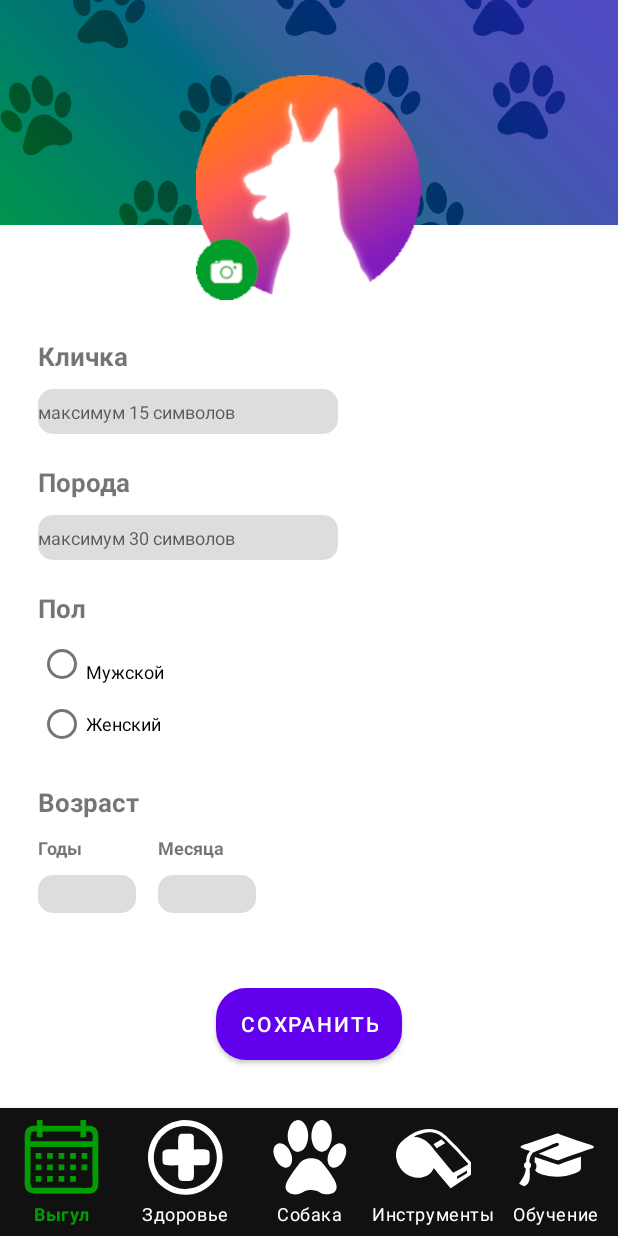
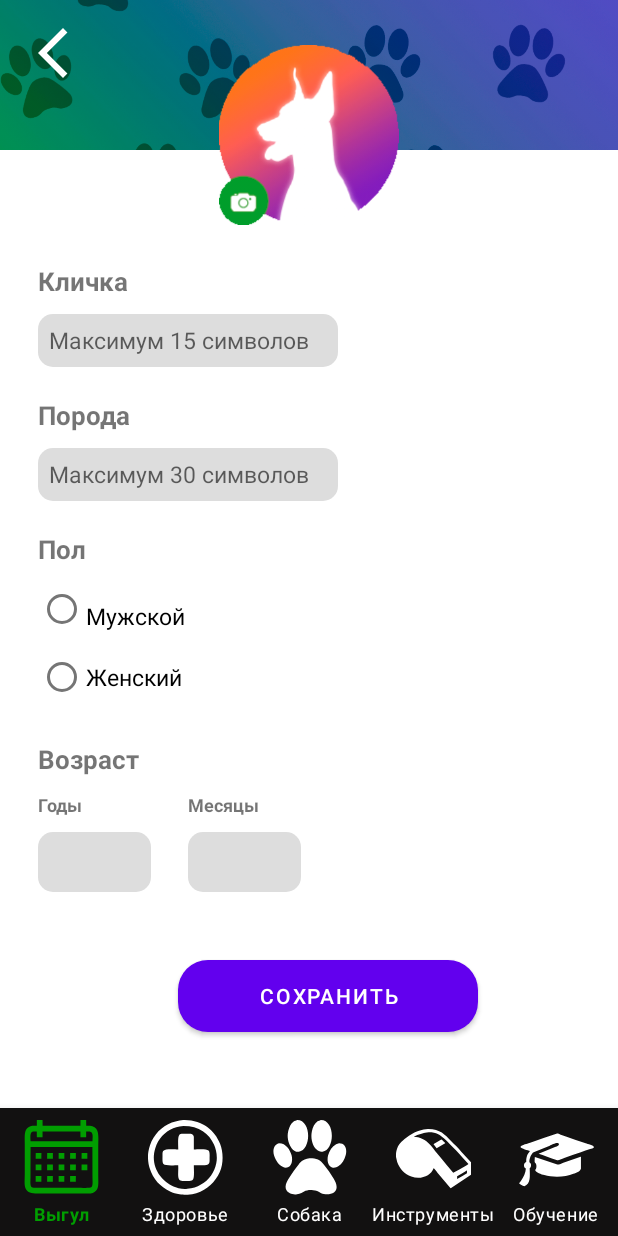
Before and after one commit to ferr4h/Woof-woof, an Android app: the fragment ChangeProfileFragment placed in its activity, on a phone screen of 412 x 824 dp. Run offline under Robolectric (Android 15) with nearby library versions, the phone set to English and light mode, and no system bars.

Commit message:
profile save added

```diff
--- /dev/null
+++ b/app/src/main/res/drawable/arrow_back_ios.xml
@@ -0,0 +1,5 @@
+<vector android:height="24dp" android:tint="#FFFFFF"
+    android:viewportHeight="24" android:viewportWidth="24"
+    android:width="24dp" xmlns:android="http://schemas.android.com/apk/res/android">
+    <path android:fillColor="@android:color/white" android:pathData="M17.77,3.77l-1.77,-1.77l-10,10l10,10l1.77,-1.77l-8.23,-8.23z"/>
+</vector>
--- a/app/src/main/res/drawable/buttons_style.xml
+++ b/app/src/main/res/drawable/buttons_style.xml
@@ -2,7 +2,7 @@
     android:shape="rectangle">
     <corners android:radius="20dp" />
     <gradient android:angle="45"
-    android:startColor="#5fcf2d"
-    android:endColor="#4644e5"
-    android:type="linear" />
+        android:startColor="#5fcf2d"
+        android:endColor="#4644e5"
+        android:type="linear" />
 </shape>
--- a/app/src/main/res/layout/fragment_change_profile.xml
+++ b/app/src/main/res/layout/fragment_change_profile.xml
@@ -8,26 +8,39 @@
 
     <RelativeLayout
         android:layout_width="match_parent"
-        android:layout_height="200dp"
+        android:layout_height="150dp"
         android:layout_gravity="top">
 
         <ImageView
             android:id="@+id/titleBackgroundImage"
             android:layout_width="match_parent"
-            android:layout_height="150dp"
+            android:layout_height="100dp"
             android:scaleType="centerCrop"
             android:src="@drawable/main_title_bg"/>
 
         <ImageView
             android:id="@+id/profileImage"
-            android:layout_width="150dp"
-            android:layout_height="150dp"
+            android:layout_width="120dp"
+            android:layout_height="120dp"
             android:layout_centerVertical="true"
             android:layout_alignParentBottom="true"
             android:layout_centerHorizontal="true"
             android:src="@drawable/profile_image" />
 
+        <ImageView
+            android:id="@+id/backArrow"
+            android:layout_width="40dp"
+            android:layout_height="40dp"
+            android:layout_marginTop="15dp"
+            android:layout_marginLeft="15dp"
+            android:src="@drawable/arrow_back_ios" />
+
     </RelativeLayout>
+
+    <ScrollView
+        android:layout_width="match_parent"
+        android:layout_height="match_parent"
+        android:fillViewport="true">
 
         <LinearLayout
             android:layout_width="match_parent"
@@ -47,14 +60,15 @@
             <EditText
                 android:id="@+id/nameField"
                 android:layout_width="200dp"
-            android:layout_height="30dp"
+                android:layout_height="35dp"
                 android:layout_marginBottom="20dp"
-            android:inputType="text"
+                android:paddingLeft="7dp"
+                android:inputType="textCapSentences"
                 android:maxLength="15"
                 android:hint="@string/symbols_max_15"
                 android:breakStrategy="simple"
                 android:hyphenationFrequency="none"
-            android:textSize="12sp"
+                android:textSize="15sp"
                 android:background="@drawable/edit_text_style"/>
 
             <TextView
@@ -68,14 +82,15 @@
             <EditText
                 android:id="@+id/breedField"
                 android:layout_width="200dp"
-            android:layout_height="30dp"
+                android:layout_height="35dp"
                 android:layout_marginBottom="20dp"
-            android:inputType="text"
+                android:paddingLeft="7dp"
+                android:inputType="textCapSentences"
                 android:maxLength="30"
                 android:hint="@string/symbols_max_30"
                 android:breakStrategy="simple"
                 android:hyphenationFrequency="none"
-            android:textSize="12sp"
+                android:textSize="15sp"
                 android:background="@drawable/edit_text_style"/>
 
             <TextView
@@ -90,21 +105,22 @@
                 android:layout_width="wrap_content"
                 android:layout_height="wrap_content"
                 android:orientation="vertical"
+                android:buttonTint="@color/menu_checked"
                 android:layout_marginBottom="20dp">
                 <RadioButton
-                android:text="Мужской"
-                android:textSize="12sp"
+                    android:text="@string/male"
+                    android:textSize="15sp"
                     android:layout_width="wrap_content"
-                android:layout_height="40dp"
+                    android:layout_height="45dp"
                     android:paddingTop="10dp"
-                android:id="@+id/rb_male" />
+                    android:id="@+id/rbMale" />
 
                 <RadioButton
-                android:text="Женский"
-                android:textSize="12sp"
+                    android:text="@string/female"
+                    android:textSize="15sp"
                     android:layout_width="wrap_content"
-                android:layout_height="40dp"
-                android:id="@+id/rb_female" />
+                    android:layout_height="45dp"
+                    android:id="@+id/rbFemale" />
             </RadioGroup>
 
             <TextView
@@ -125,7 +141,7 @@
                     android:layout_width="wrap_content"
                     android:layout_height="wrap_content"
                     android:text="@string/years"
-                android:layout_marginEnd="50dp"
+                    android:layout_marginEnd="70dp"
                     android:layout_marginBottom="10dp"
                     android:layout_row="0"
                     android:layout_column="0"
@@ -143,8 +159,9 @@
 
                 <EditText
                     android:id="@+id/yearsField"
-                android:layout_height="25dp"
-                android:layout_width="65dp"
+                    android:layout_height="40dp"
+                    android:layout_width="75dp"
+                    android:paddingLeft="5dp"
                     android:inputType="number"
                     android:layout_row="1"
                     android:layout_column="0"
@@ -154,8 +171,9 @@
 
                 <EditText
                     android:id="@+id/monthsField"
-                android:layout_height="25dp"
-                android:layout_width="65dp"
+                    android:layout_height="40dp"
+                    android:layout_width="75dp"
+                    android:paddingLeft="5dp"
                     android:inputType="number"
                     android:layout_row="1"
                     android:layout_column="1"
@@ -165,15 +183,17 @@
 
             </GridLayout>
 
-    </LinearLayout>
-
             <Button
                 android:id="@+id/saveButton"
-        android:layout_width="wrap_content"
+                android:layout_width="200dp"
                 android:layout_height="wrap_content"
                 android:layout_gravity="center"
-        android:layout_marginTop="50dp"
+                android:layout_marginTop="45dp"
                 android:background="@drawable/buttons_style"
                 android:text="@string/save"/>
 
         </LinearLayout>
+    </ScrollView>
+
+
+</LinearLayout>
--- a/app/src/main/res/values/strings.xml
+++ b/app/src/main/res/values/strings.xml
@@ -14,7 +14,9 @@
     <string name="breed">Порода</string>
     <string name="sex">Пол</string>
     <string name="years">Годы</string>
-    <string name="months">Месяца</string>
-    <string name="symbols_max_15">  максимум 15 символов</string>
-    <string name="symbols_max_30">  максимум 30 символов</string>
+    <string name="months">Месяцы</string>
+    <string name="symbols_max_15">Максимум 15 символов</string>
+    <string name="symbols_max_30">Максимум 30 символов</string>
+    <string name="male">Мужской</string>
+    <string name="female">Женский</string>
 </resources>
```
Also changed, not shown: app/src/main/java/com/example/woof_woof/home/ChangeProfileFragment.java (+58 -0 lines), app/src/main/java/com/example/woof_woof/home/ProfileFragment.java (+14 -0 lines), app/src/main/res/layout/fragment_profile.xml (+26 -17 lines). Lines whose indentation alone changed are shown as unchanged.
